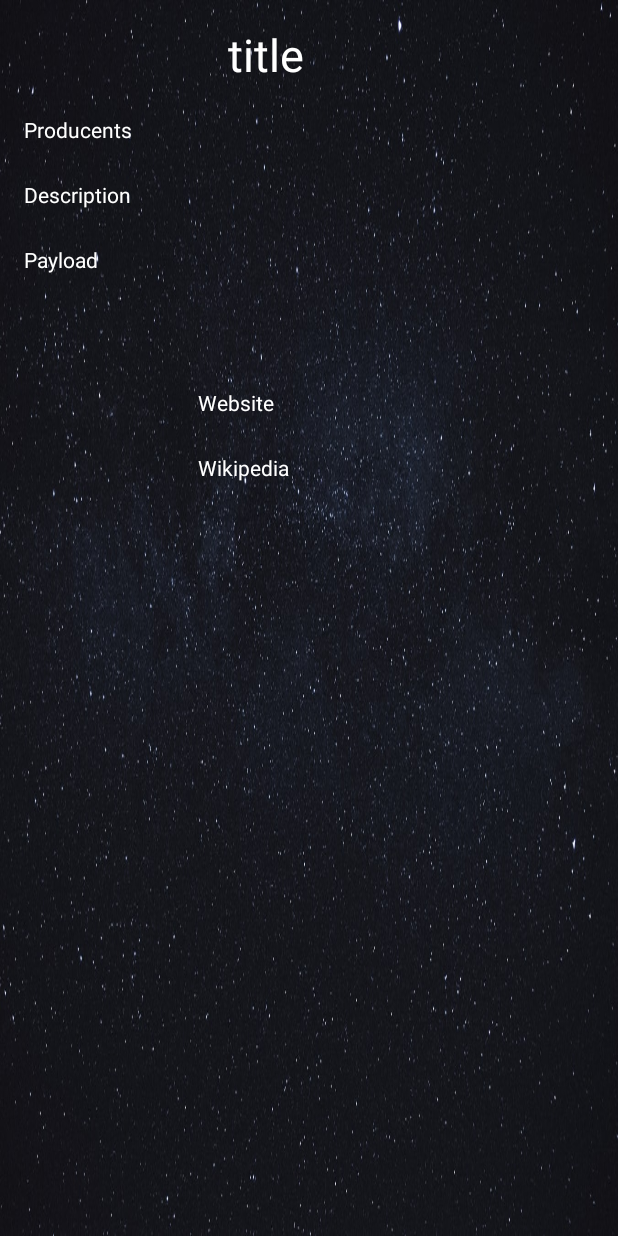
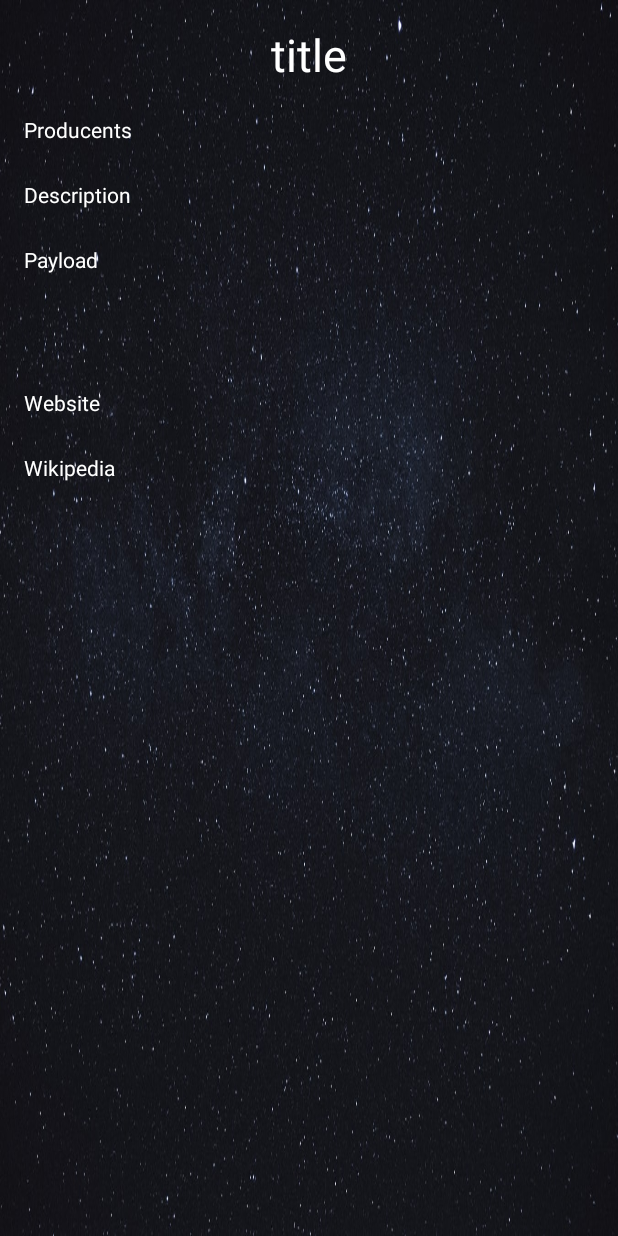
Before and after one commit to wojkoz/SpaceX_kotlin, an Android app: the layout mission_detail_fragment.xml on its own in the app's theme, with its tools: preview values and no code run, on a phone screen of 412 x 824 dp. Run offline under Robolectric (Android 15) with nearby library versions, the phone set to English and light mode, and no system bars.

Commit message:
UI Details

```diff
--- a/app/src/main/res/layout/mission_detail_fragment.xml
+++ b/app/src/main/res/layout/mission_detail_fragment.xml
@@ -9,52 +9,62 @@
 
     <androidx.constraintlayout.widget.ConstraintLayout
         android:layout_width="match_parent"
-        android:layout_height="wrap_content">
+        android:layout_height="match_parent">
 
         <TextView
             android:id="@+id/mission_wikipedia"
-            android:layout_width="wrap_content"
+            android:layout_width="0dp"
             android:layout_height="wrap_content"
-            android:layout_marginStart="132dp"
+            android:layout_marginStart="16dp"
             android:layout_marginTop="24dp"
+            android:layout_marginEnd="10dp"
             android:textColor="@color/white"
             android:textColorLink="@color/colorAccent"
+            app:layout_constraintEnd_toEndOf="parent"
+            app:layout_constraintRight_toRightOf="parent"
             app:layout_constraintStart_toStartOf="parent"
             app:layout_constraintTop_toBottomOf="@+id/mission_www"
             tools:text="Wikipedia" />
 
         <TextView
             android:id="@+id/mission_www"
-            android:layout_width="wrap_content"
+            android:layout_width="0dp"
             android:layout_height="wrap_content"
-            android:layout_marginStart="132dp"
+            android:layout_marginStart="16dp"
             android:layout_marginTop="76dp"
+            android:layout_marginEnd="10dp"
             android:textColor="@color/white"
             android:textColorLink="@color/colorAccent"
+            app:layout_constraintEnd_toEndOf="parent"
             app:layout_constraintStart_toStartOf="parent"
             app:layout_constraintTop_toBottomOf="@+id/mission_payload"
             tools:text="Website" />
 
         <TextView
             android:id="@+id/mission_payload"
-            android:layout_width="wrap_content"
+            android:layout_width="0dp"
             android:layout_height="wrap_content"
             android:layout_marginStart="16dp"
             android:layout_marginTop="24dp"
+            android:layout_marginEnd="10dp"
             android:textAlignment="viewStart"
             android:textColor="@color/white"
+            app:layout_constraintEnd_toEndOf="parent"
             app:layout_constraintStart_toStartOf="parent"
             app:layout_constraintTop_toBottomOf="@+id/mission_desc"
             tools:text="Payload" />
 
         <TextView
             android:id="@+id/mission_desc"
-            android:layout_width="wrap_content"
             android:layout_height="wrap_content"
             android:layout_marginStart="16dp"
             android:layout_marginTop="24dp"
+            android:layout_marginEnd="10dp"
             android:textAlignment="viewStart"
             android:textColor="@color/white"
+            android:layout_width="0dp"
+            app:layout_constraintRight_toRightOf="parent"
+            app:layout_constraintEnd_toEndOf="parent"
             app:layout_constraintStart_toStartOf="parent"
             app:layout_constraintTop_toBottomOf="@+id/mission_producents"
             tools:text="Description" />
@@ -73,12 +83,15 @@
 
         <TextView
             android:id="@+id/mission_title"
-            android:layout_width="wrap_content"
+            android:layout_width="0dp"
             android:layout_height="wrap_content"
-            android:layout_marginStart="152dp"
+            android:layout_marginStart="10dp"
             android:layout_marginTop="16dp"
+            android:layout_marginEnd="10dp"
+            android:textAlignment="center"
             android:textColor="@color/white"
             android:textSize="30sp"
+            app:layout_constraintEnd_toEndOf="parent"
             app:layout_constraintStart_toStartOf="parent"
             app:layout_constraintTop_toTopOf="parent"
             tools:text="title" />
--- a/app/src/main/res/layout/roadster_fragment.xml
+++ b/app/src/main/res/layout/roadster_fragment.xml
@@ -29,12 +29,14 @@
 
             <TextView
                 android:id="@+id/roadster_desc"
-                android:layout_width="wrap_content"
+                android:layout_width="0dp"
                 android:layout_height="wrap_content"
                 android:layout_marginStart="16dp"
                 android:layout_marginTop="52dp"
                 android:textColor="@color/white"
                 app:layout_constraintStart_toStartOf="parent"
+                app:layout_constraintEnd_toEndOf="parent"
+                app:layout_constraintRight_toRightOf="parent"
                 app:layout_constraintTop_toBottomOf="@+id/textView9"
                 tools:text="Description" />
 
```
Also changed, not shown: app/src/main/res/layout/event_detail_fragment.xml (+16 -8 lines), app/src/main/res/layout/launch_detail_fragment.xml (+13 -8 lines), app/src/main/res/layout/rocket_detail_fragment.xml (+13 -7 lines).
